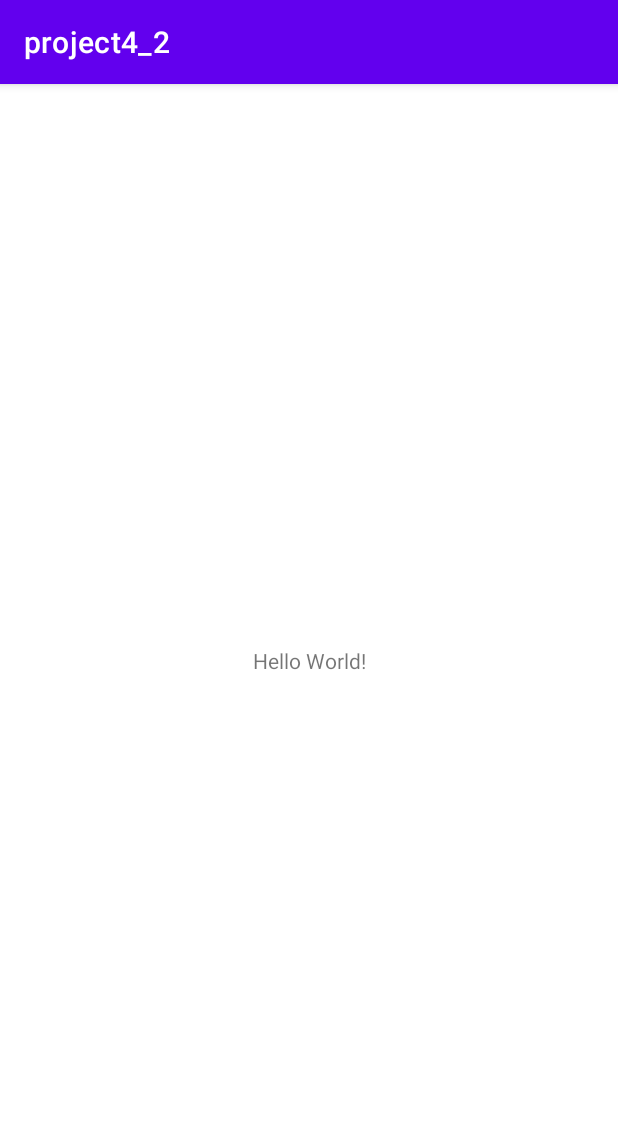
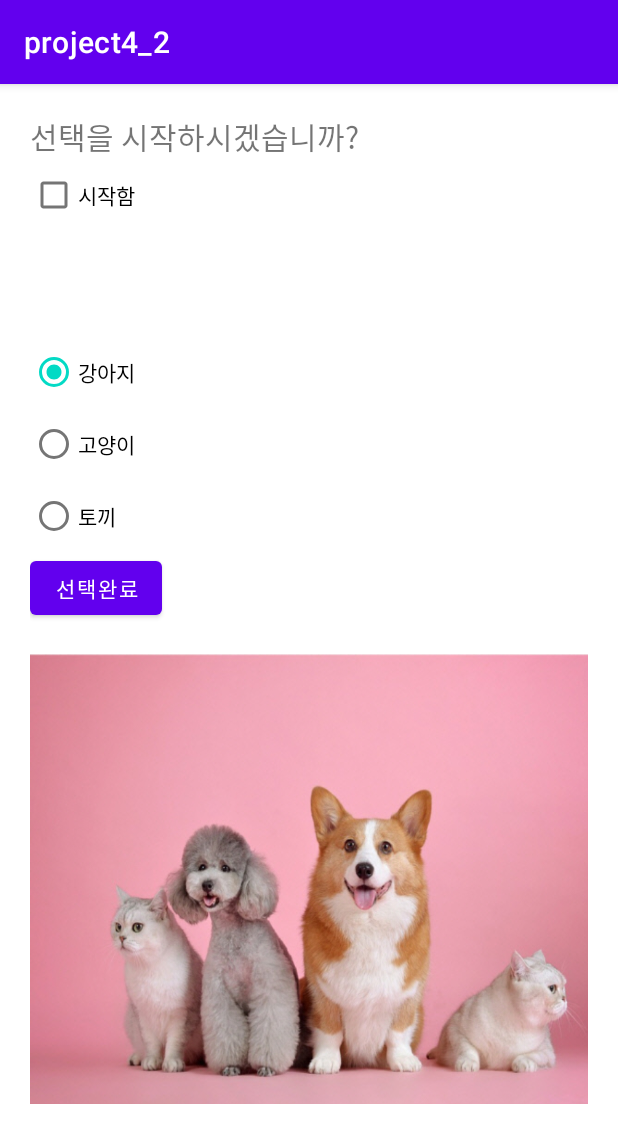
Before and after one commit to Winni-Lina/project4_2, an Android app: the screen it shows after launch (MainActivity), on a phone screen of 412 x 824 dp. Shown: the top 1143 px of the screen. Run offline under Robolectric (Android 15) with nearby library versions, the phone set to English and light mode, and no system bars.

Commit message:
Edit activity_main.xml(layout)

```diff
--- a/app/src/main/res/layout/activity_main.xml
+++ b/app/src/main/res/layout/activity_main.xml
@@ -1,18 +1,63 @@
 <?xml version="1.0" encoding="utf-8"?>
-<androidx.constraintlayout.widget.ConstraintLayout xmlns:android="http://schemas.android.com/apk/res/android"
+<LinearLayout xmlns:android="http://schemas.android.com/apk/res/android"
     xmlns:app="http://schemas.android.com/apk/res-auto"
     xmlns:tools="http://schemas.android.com/tools"
     android:layout_width="match_parent"
     android:layout_height="match_parent"
-    tools:context=".MainActivity">
+    android:orientation="vertical"
+    tools:context=".MainActivity"
+    android:padding="20dp">
 
     <TextView
+        android:layout_width="match_parent"
+        android:layout_height="wrap_content"
+        android:text="@string/text1"
+        android:textSize="20sp" />
+    <CheckBox
         android:layout_width="wrap_content"
         android:layout_height="wrap_content"
-        android:text="Hello World!"
-        app:layout_constraintBottom_toBottomOf="parent"
-        app:layout_constraintLeft_toLeftOf="parent"
-        app:layout_constraintRight_toRightOf="parent"
-        app:layout_constraintTop_toTopOf="parent" />
+        android:text="@string/check1"
+        android:layout_marginBottom="20dp"/>
+    <LinearLayout
+        android:layout_width="match_parent"
+        android:layout_height="match_parent"
+        android:orientation="vertical">
+        <TextView
+            android:layout_width="match_parent"
+            android:layout_height="wrap_content"
+            android:text="@string/text2"
+            android:textSize="20sp"
+            android:visibility="invisible"/>
+        <RadioGroup
+            android:layout_width="wrap_content"
+            android:layout_height="wrap_content"
+            android:layout_marginTop="20dp">
+            <RadioButton
+                android:layout_width="wrap_content"
+                android:layout_height="wrap_content"
+                android:text="@string/radio_dog"
+                android:checked="true"/>
+            <RadioButton
+                android:layout_width="wrap_content"
+                android:layout_height="wrap_content"
+                android:text="@string/radio_cat"/>
+            <RadioButton
+                android:layout_width="wrap_content"
+                android:layout_height="wrap_content"
+                android:text="@string/radio_rabbit"/>
 
-</androidx.constraintlayout.widget.ConstraintLayout>
+        </RadioGroup>
+        <Button
+            android:layout_width="wrap_content"
+            android:layout_height="wrap_content"
+            android:text="@string/btn_done"
+            />
+        <ImageView
+            android:layout_width="400dp"
+            android:layout_height="300dp"
+            android:scaleType="fitXY"
+            android:src="@drawable/dog"
+            android:layout_marginTop="20dp"/>
+    </LinearLayout>
+
+</LinearLayout>
--- a/app/src/main/res/values/strings.xml
+++ b/app/src/main/res/values/strings.xml
@@ -1,3 +1,11 @@
 <resources>
     <string name="app_name">project4_2</string>
+    <string name="text1">선택을 시작하시겠습니까?</string>
+    <string name="text2">좋아하는 애완동물은?</string>
+    <string name="check1">시작함</string>
+    <string name="radio_dog">강아지</string>
+    <string name="radio_cat">고양이</string>
+    <string name="radio_rabbit">토끼</string>
+    <string name="btn_done">선택완료</string>
+
 </resources>
```
Also changed, not shown: app/src/main/res/drawable/cat.jpg (added), app/src/main/res/drawable/dog.jpg (added), app/src/main/res/drawable/rabbit.png (added).
